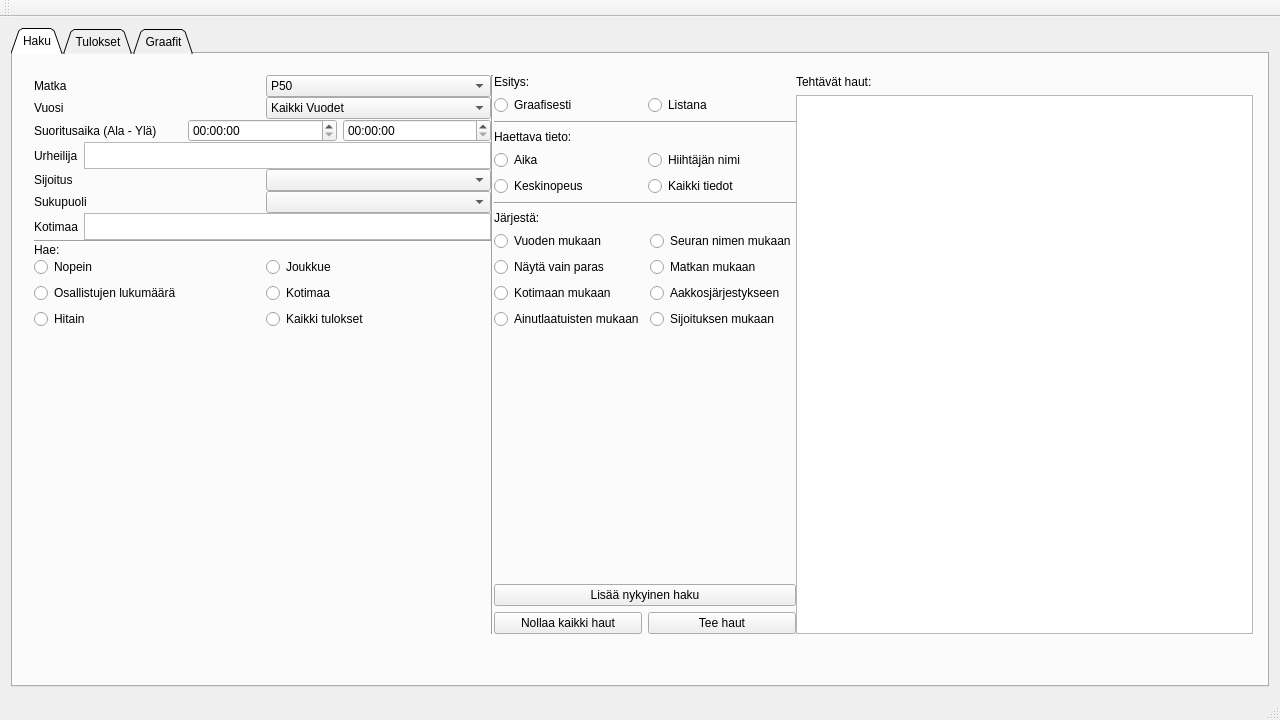
Qt form UI/finlandia.ui (vikidi/Finlandia-Hiihto-Visual) before a commit.
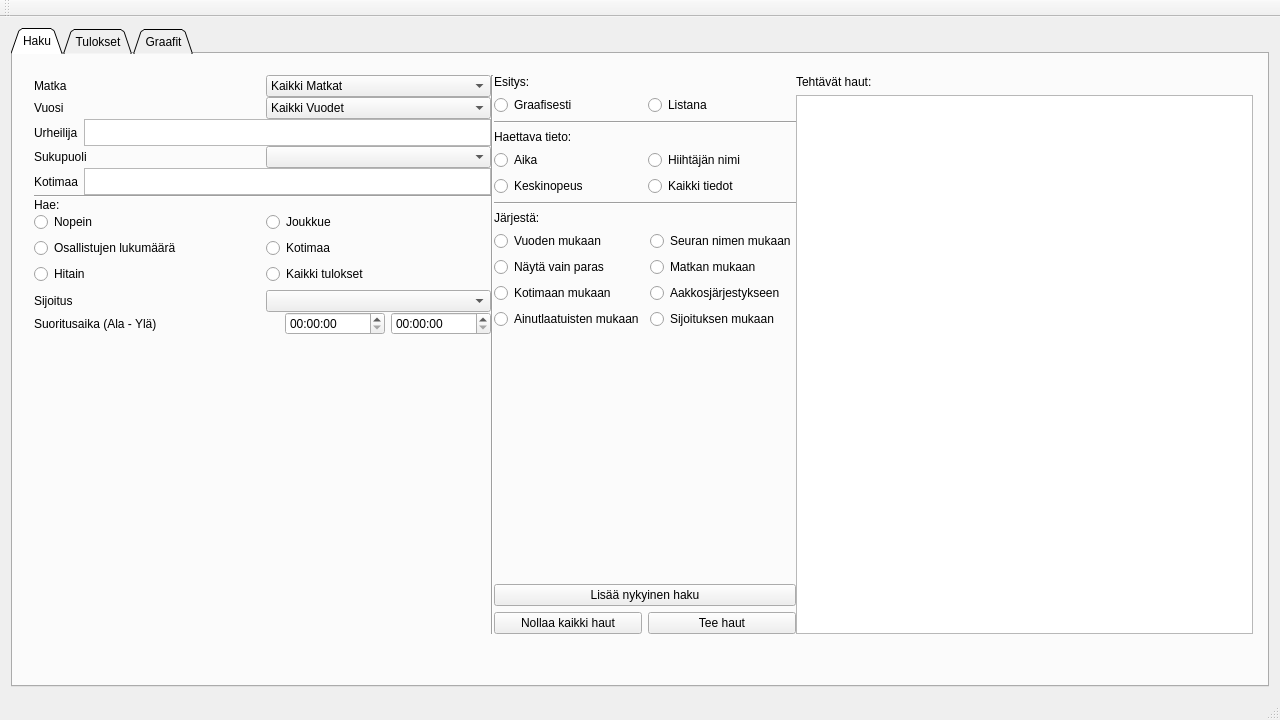
The same form after that commit. Custom widgets are drawn as their Qt base class.

Commit message: Basic functionality added and some cosmetic changes ti UI

What changed in the file:
```diff
--- a/UI/finlandia.ui
+++ b/UI/finlandia.ui
@@ -63,65 +63,7 @@
            <property name="spacing">
             <number>0</number>
            </property>
-           <item row="16" column="0">
-            <spacer name="verticalSpacer_2">
-             <property name="orientation">
-              <enum>Qt::Vertical</enum>
-             </property>
-             <property name="sizeHint" stdset="0">
-              <size>
-               <width>20</width>
-               <height>400</height>
-              </size>
-             </property>
-            </spacer>
-           </item>
-           <item row="7" column="0">
-            <layout class="QHBoxLayout" name="horizontalLayout_4">
-             <item>
-              <widget class="QLabel" name="labelSijoitus">
-               <property name="text">
-                <string>Sijoitus</string>
-               </property>
-              </widget>
-             </item>
-             <item>
-              <widget class="QComboBox" name="ComboBoxSijoitus">
-               <item>
-                <property name="text">
-                 <string/>
-                </property>
-               </item>
-               <item>
-                <property name="text">
-                 <string>1.</string>
-                </property>
-               </item>
-               <item>
-                <property name="text">
-                 <string>2.</string>
-                </property>
-               </item>
-               <item>
-                <property name="text">
-                 <string>3.</string>
-                </property>
-               </item>
-               <item>
-                <property name="text">
-                 <string>4.</string>
-                </property>
-               </item>
-               <item>
-                <property name="text">
-                 <string>5.</string>
-                </property>
-               </item>
-              </widget>
-             </item>
-            </layout>
-           </item>
-           <item row="1" column="0">
+           <item row="1" column="3">
             <layout class="QHBoxLayout" name="horizontalLayout">
              <item>
               <widget class="QLabel" name="labelMatka">
@@ -132,6 +74,11 @@
              </item>
              <item>
               <widget class="QComboBox" name="comboBoxMatka">
+               <item>
+                <property name="text">
+                 <string>Kaikki Matkat</string>
+                </property>
+               </item>
                <item>
                 <property name="text">
                  <string>P50</string>
@@ -256,28 +203,23 @@
              </item>
             </layout>
            </item>
-           <item row="5" column="0">
-            <layout class="QHBoxLayout" name="athleteLayout">
-             <item>
-              <widget class="QLabel" name="labelUrheilija">
-               <property name="text">
-                <string>Urheilija</string>
-               </property>
-              </widget>
-             </item>
-             <item>
-              <widget class="QTextEdit" name="textEditUrheilija">
-               <property name="maximumSize">
-                <size>
-                 <width>16777215</width>
-                 <height>27</height>
-                </size>
-               </property>
-              </widget>
-             </item>
-            </layout>
+           <item row="19" column="3">
+            <spacer name="verticalSpacer_2">
+             <property name="orientation">
+              <enum>Qt::Vertical</enum>
+             </property>
+             <property name="sizeHint" stdset="0">
+              <size>
+               <width>20</width>
+               <height>400</height>
+              </size>
+             </property>
+            </spacer>
            </item>
-           <item row="14" column="0">
+           <item row="7" column="3">
+            <layout class="QHBoxLayout" name="horizontalLayout_4"/>
+           </item>
+           <item row="14" column="3">
             <layout class="QHBoxLayout" name="horizontalLayout_21">
              <item>
               <layout class="QGridLayout" name="gridLayout_4">
@@ -291,37 +233,17 @@
                  </attribute>
                 </widget>
                </item>
-               <item row="4" column="1">
-                <widget class="QRadioButton" name="haeKaikkiRP">
+               <item row="5" column="0">
+                <widget class="QLabel" name="labelSijoitus">
                  <property name="text">
-                  <string>Kaikki tulokset</string>
+                  <string>Sijoitus</string>
                  </property>
                  <attribute name="buttonGroup">
                   <string notr="true">HaeButtons</string>
                  </attribute>
                 </widget>
                </item>
-               <item row="0" column="1">
-                <widget class="QRadioButton" name="haeJoukkueRP">
-                 <property name="text">
-                  <string>Joukkue</string>
-                 </property>
-                 <attribute name="buttonGroup">
-                  <string notr="true">HaeButtons</string>
-                 </attribute>
-                </widget>
-               </item>
-               <item row="1" column="0">
-                <widget class="QRadioButton" name="haeOsalMaarRP">
-                 <property name="text">
-                  <string>Osallistujen lukumäärä</string>
-                 </property>
-                 <attribute name="buttonGroup">
-                  <string notr="true">HaeButtons</string>
-                 </attribute>
-                </widget>
-               </item>
-               <item row="4" column="0">
+               <item row="3" column="0">
                 <widget class="QRadioButton" name="haeHitainRP">
                  <property name="text">
                   <string>Hitain</string>
@@ -331,6 +253,70 @@
                  </attribute>
                 </widget>
                </item>
+               <item row="5" column="1">
+                <widget class="QComboBox" name="ComboBoxSijoitus">
+                 <item>
+                  <property name="text">
+                   <string/>
+                  </property>
+                 </item>
+                 <item>
+                  <property name="text">
+                   <string>1.</string>
+                  </property>
+                 </item>
+                 <item>
+                  <property name="text">
+                   <string>2.</string>
+                  </property>
+                 </item>
+                 <item>
+                  <property name="text">
+                   <string>3.</string>
+                  </property>
+                 </item>
+                 <item>
+                  <property name="text">
+                   <string>4.</string>
+                  </property>
+                 </item>
+                 <item>
+                  <property name="text">
+                   <string>5.</string>
+                  </property>
+                 </item>
+                </widget>
+               </item>
+               <item row="1" column="0">
+                <widget class="QRadioButton" name="haeOsalMaarRP">
+                 <property name="text">
+                  <string>Osallistujen lukumäärä</string>
+                 </property>
+                 <attribute name="buttonGroup">
+                  <string notr="true">HaeButtons</string>
+                 </attribute>
+                </widget>
+               </item>
+               <item row="0" column="1">
+                <widget class="QRadioButton" name="haeJoukkueRP">
+                 <property name="text">
+                  <string>Joukkue</string>
+                 </property>
+                 <attribute name="buttonGroup">
+                  <string notr="true">HaeButtons</string>
+                 </attribute>
+                </widget>
+               </item>
+               <item row="3" column="1">
+                <widget class="QRadioButton" name="haeKaikkiRP">
+                 <property name="text">
+                  <string>Kaikki tulokset</string>
+                 </property>
+                 <attribute name="buttonGroup">
+                  <string notr="true">HaeButtons</string>
+                 </attribute>
+                </widget>
+               </item>
                <item row="0" column="0">
                 <widget class="QRadioButton" name="haeNopeinRP">
                  <property name="text">
@@ -345,14 +331,51 @@
              </item>
             </layout>
            </item>
-           <item row="13" column="0">
+           <item row="11" column="3">
+            <layout class="QHBoxLayout" name="homecountryLayout" stretch="0,0">
+             <property name="sizeConstraint">
+              <enum>QLayout::SetMaximumSize</enum>
+             </property>
+             <item>
+              <widget class="QLabel" name="labelKotimaa">
+               <property name="text">
+                <string>Kotimaa</string>
+               </property>
+              </widget>
+             </item>
+             <item>
+              <widget class="QTextEdit" name="textEditHome">
+               <property name="maximumSize">
+                <size>
+                 <width>16777215</width>
+                 <height>27</height>
+                </size>
+               </property>
+               <property name="acceptDrops">
+                <bool>true</bool>
+               </property>
+              </widget>
+             </item>
+            </layout>
+           </item>
+           <item row="3" column="3">
+            <layout class="QHBoxLayout" name="horizontalLayout_9"/>
+           </item>
+           <item row="13" column="3">
             <widget class="QLabel" name="labelHae">
              <property name="text">
               <string>Hae:</string>
              </property>
             </widget>
            </item>
-           <item row="2" column="0">
+           <item row="12" column="3">
+            <widget class="Line" name="line">
+             <property name="orientation">
+              <enum>Qt::Horizontal</enum>
+             </property>
+            </widget>
+           </item>
+           <item row="2" column="3">
             <layout class="QHBoxLayout" name="horizontalLayout_2">
              <item>
               <widget class="QLabel" name="labelVuosi">
@@ -602,7 +625,7 @@
              </item>
             </layout>
            </item>
-           <item row="9" column="0">
+           <item row="9" column="3">
             <layout class="QHBoxLayout" name="horizontalLayout_5">
              <item>
               <widget class="QLabel" name="labelSukupuoli">
@@ -632,8 +655,35 @@
              </item>
             </layout>
            </item>
-           <item row="3" column="0">
-            <layout class="QHBoxLayout" name="horizontalLayout_9">
+           <item row="5" column="3">
+            <layout class="QHBoxLayout" name="athleteLayout">
+             <item>
+              <widget class="QLabel" name="labelUrheilija">
+               <property name="text">
+                <string>Urheilija</string>
+               </property>
+              </widget>
+             </item>
+             <item>
+              <widget class="QTextEdit" name="textEditUrheilija">
+               <property name="maximumSize">
+                <size>
+                 <width>16777215</width>
+                 <height>27</height>
+                </size>
+               </property>
+               <property name="acceptDrops">
+                <bool>true</bool>
+               </property>
+               <property name="verticalScrollBarPolicy">
+                <enum>Qt::ScrollBarAlwaysOff</enum>
+               </property>
+              </widget>
+             </item>
+            </layout>
+           </item>
+           <item row="18" column="3">
+            <layout class="QHBoxLayout" name="horizontalLayout_6">
              <item>
               <widget class="QLabel" name="labelSuoritusaika">
                <property name="text">
@@ -642,44 +692,27 @@
               </widget>
              </item>
              <item>
-              <widget class="QTimeEdit" name="timeEditLower"/>
-             </item>
-             <item>
-              <widget class="QTimeEdit" name="timeEditUpper"/>
-             </item>
-            </layout>
-           </item>
-           <item row="11" column="0">
-            <layout class="QHBoxLayout" name="homecountryLayout" stretch="0,0">
-             <property name="sizeConstraint">
-              <enum>QLayout::SetMaximumSize</enum>
-             </property>
-             <item>
-              <widget class="QLabel" name="labelKotimaa">
-               <property name="text">
-                <string>Kotimaa</string>
+              <widget class="QTimeEdit" name="timeEditUpper">
+               <property name="maximumSize">
+                <size>
+                 <width>100</width>
+                 <height>16777215</height>
+                </size>
                </property>
               </widget>
              </item>
              <item>
-              <widget class="QTextEdit" name="textEditHome">
+              <widget class="QTimeEdit" name="timeEditLower">
                <property name="maximumSize">
                 <size>
-                 <width>16777215</width>
-                 <height>27</height>
+                 <width>100</width>
+                 <height>16777215</height>
                 </size>
                </property>
               </widget>
              </item>
             </layout>
            </item>
-           <item row="12" column="0">
-            <widget class="Line" name="line">
-             <property name="orientation">
-              <enum>Qt::Horizontal</enum>
-             </property>
-            </widget>
-           </item>
           </layout>
          </item>
          <item row="1" column="4">
```
Left out of the diff: 9 changed lines with no effect on the pictures. The commit also changes 2 other files.
